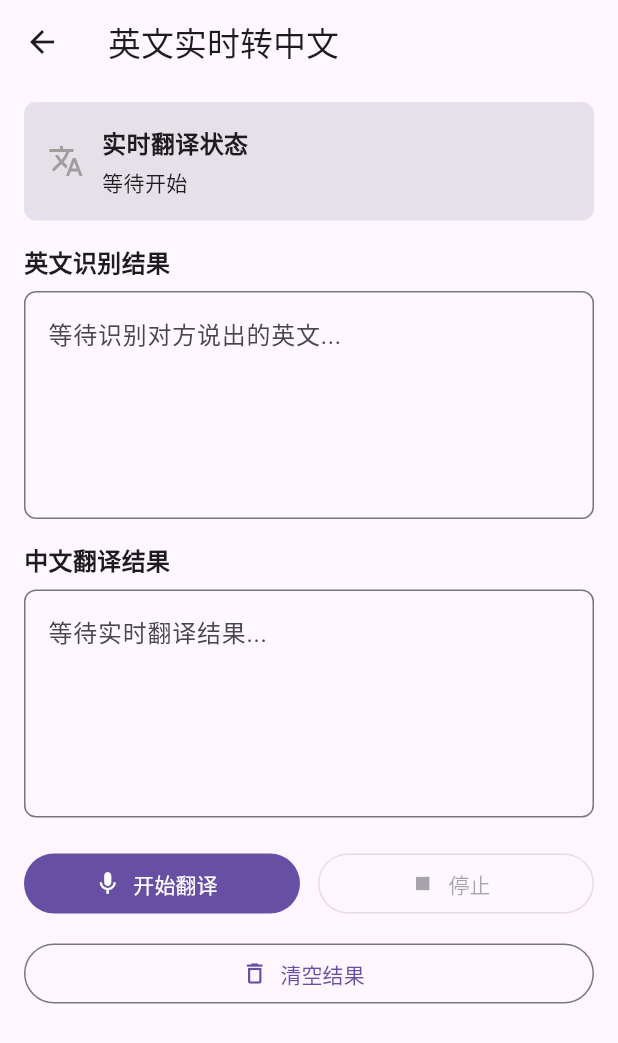
After one commit to shijia2118/speech_xf, a Flutter app: the screen it shows after launch, after a tap on "同声传译(英文 => 中文)", on a phone screen of 412 x 824 dp. The commit adds this screen. Shown: the top 1043 px of the screen. Run offline on Flutter 3.47's test engine with Material 3 defaults, Android fonts, the phone set to English and light mode, and no system bars; drawn by our look-alikes of oktoast; our stand-ins replace permission_handler.

Commit message:
新增同声传译UI

```diff
--- a/example/lib/home_page.dart
+++ b/example/lib/home_page.dart
@@ -2,6 +2,7 @@ import 'dart:io';
 
 import 'package:flutter/material.dart';
 import 'package:speech_xf_example/constants.dart';
+import 'package:speech_xf_example/real_time_translation_page/english_to_chinese_page.dart';
 import 'package:speech_xf_example/speech_to_text_page/speech_2_text_page.dart';
 import 'package:speech_xf_example/text_to_speech_page/text_to_speech_page.dart';
 
@@ -45,6 +46,11 @@ class _HomePageState extends State<HomePage> {
               padding: const EdgeInsets.symmetric(vertical: 10),
               onPressed: () => pushTo(const TextToSpeechPage()),
             ),
+            pushWidget(
+              '同声传译(英文 => 中文)',
+              padding: const EdgeInsets.symmetric(vertical: 10),
+              onPressed: () => pushTo(const EnglishToChinesePage()),
+            ),
           ],
         ),
       ),
--- /dev/null
+++ b/example/lib/real_time_translation_page/english_to_chinese_page.dart
@@ -0,0 +1,177 @@
+import 'package:flutter/material.dart';
+import 'package:oktoast/oktoast.dart';
+
+class EnglishToChinesePage extends StatefulWidget {
+  const EnglishToChinesePage({super.key});
+
+  @override
+  State<EnglishToChinesePage> createState() => _EnglishToChinesePageState();
+}
+
+class _EnglishToChinesePageState extends State<EnglishToChinesePage> {
+  final TextEditingController recognizedTextController =
+      TextEditingController();
+  final TextEditingController translatedTextController =
+      TextEditingController();
+
+  bool isTranslating = false;
+
+  @override
+  void dispose() {
+    recognizedTextController.dispose();
+    translatedTextController.dispose();
+    super.dispose();
+  }
+
+  @override
+  Widget build(BuildContext context) {
+    return Scaffold(
+      appBar: AppBar(title: const Text('英文实时转中文')),
+      body: SafeArea(
+        child: SingleChildScrollView(
+          padding: const EdgeInsets.symmetric(horizontal: 16, vertical: 12),
+          child: Column(
+            crossAxisAlignment: CrossAxisAlignment.stretch,
+            children: [
+              _StatusPanel(isTranslating: isTranslating),
+              const SizedBox(height: 16),
+              _ResultInput(
+                title: '英文识别结果',
+                hintText: '等待识别对方说出的英文...',
+                controller: recognizedTextController,
+              ),
+              const SizedBox(height: 16),
+              _ResultInput(
+                title: '中文翻译结果',
+                hintText: '等待实时翻译结果...',
+                controller: translatedTextController,
+              ),
+              const SizedBox(height: 20),
+              Row(
+                children: [
+                  Expanded(
+                    child: FilledButton.icon(
+                      onPressed: isTranslating ? null : startTranslation,
+                      icon: const Icon(Icons.mic),
+                      label: const Text('开始翻译'),
+                    ),
+                  ),
+                  const SizedBox(width: 12),
+                  Expanded(
+                    child: OutlinedButton.icon(
+                      onPressed: isTranslating ? stopTranslation : null,
+                      icon: const Icon(Icons.stop),
+                      label: const Text('停止'),
+                    ),
+                  ),
+                ],
+              ),
+              const SizedBox(height: 12),
+              OutlinedButton.icon(
+                onPressed: clearResult,
+                icon: const Icon(Icons.delete_outline),
+                label: const Text('清空结果'),
+              ),
+            ],
+          ),
+        ),
+      ),
+    );
+  }
+
+  void startTranslation() {
+    setState(() {
+      isTranslating = true;
+    });
+    showToast('英文实时转中文方法待集成');
+  }
+
+  void stopTranslation() {
+    setState(() {
+      isTranslating = false;
+    });
+    showToast('停止翻译方法待集成');
+  }
+
+  void clearResult() {
+    recognizedTextController.clear();
+    translatedTextController.clear();
+  }
+}
+
+class _StatusPanel extends StatelessWidget {
+  const _StatusPanel({required this.isTranslating});
+
+  final bool isTranslating;
+
+  @override
+  Widget build(BuildContext context) {
+    final Color color = isTranslating ? Colors.green : Colors.grey;
+    final String text = isTranslating ? '正在监听英文' : '等待开始';
+
+    return Container(
+      padding: const EdgeInsets.all(16),
+      decoration: BoxDecoration(
+        color: Theme.of(context).colorScheme.surfaceContainerHighest,
+        borderRadius: BorderRadius.circular(8),
+      ),
+      child: Row(
+        children: [
+          Icon(Icons.translate, color: color),
+          const SizedBox(width: 12),
+          Expanded(
+            child: Column(
+              crossAxisAlignment: CrossAxisAlignment.start,
+              children: [
+                const Text(
+                  '实时翻译状态',
+                  style: TextStyle(fontSize: 16, fontWeight: FontWeight.w600),
+                ),
+                const SizedBox(height: 4),
+                Text(text),
+              ],
+            ),
+          ),
+        ],
+      ),
+    );
+  }
+}
+
+class _ResultInput extends StatelessWidget {
+  const _ResultInput({
+    required this.title,
+    required this.hintText,
+    required this.controller,
+  });
+
+  final String title;
+  final String hintText;
+  final TextEditingController controller;
+
+  @override
+  Widget build(BuildContext context) {
+    return Column(
+      crossAxisAlignment: CrossAxisAlignment.start,
+      children: [
+        Text(
+          title,
+          style: const TextStyle(fontSize: 16, fontWeight: FontWeight.w600),
+        ),
+        const SizedBox(height: 8),
+        TextField(
+          controller: controller,
+          readOnly: true,
+          minLines: 5,
+          maxLines: 8,
+          decoration: InputDecoration(
+            hintText: hintText,
+            border: const OutlineInputBorder(
+              borderRadius: BorderRadius.all(Radius.circular(8)),
+            ),
+          ),
+        ),
+      ],
+    );
+  }
+}
```
Also changed, not shown: example/pubspec.lock, 1 other file.
